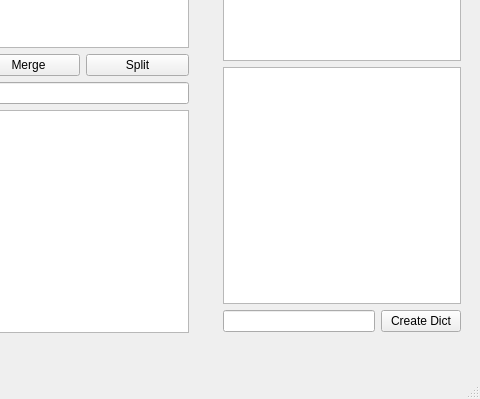
Qt form mainwindow.ui (doritang1/CyDictEditor) before a commit; both pictures show x 638 to 1118 and y 225 to 624 of the 1118 by 624 pixel window.
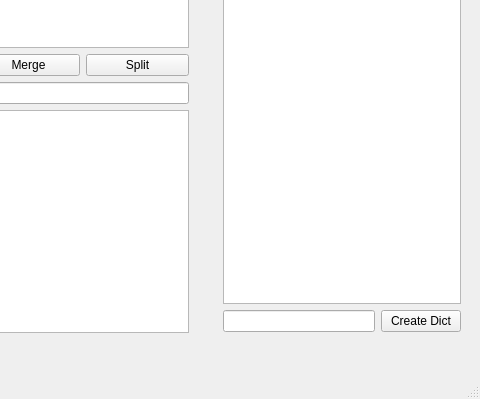
The same form after that commit.

Commit message:
map and multimap structures are applied.
titles and words are stored in maps after split process.
need to do:
1. creating ifo, idx, dict files
2. using QThread and QTimer for QProgressBox

```diff
--- a/mainwindow.ui
+++ b/mainwindow.ui
@@ -149,9 +149,6 @@
        <item>
         <widget class="QListView" name="listViewWord"/>
        </item>
-       <item>
-        <widget class="QListView" name="listViewDefinition"/>
-       </item>
        <item>
         <layout class="QHBoxLayout" name="horizontalLayout_2">
          <item>
```
The commit also changes 2 other files.
